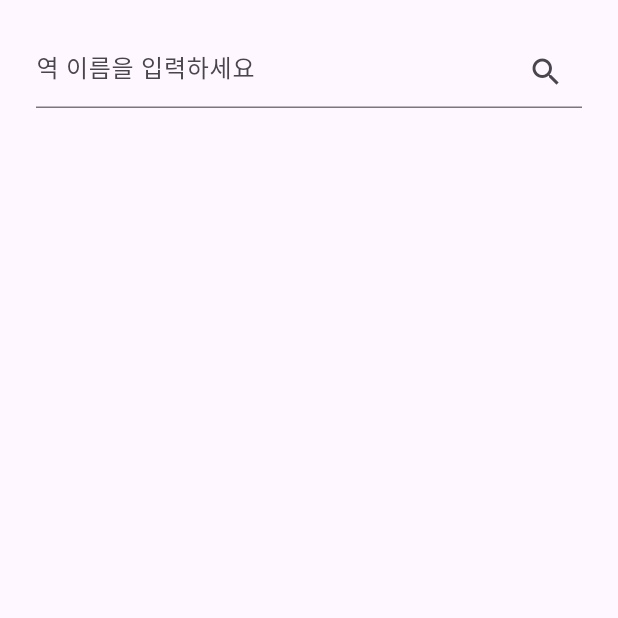
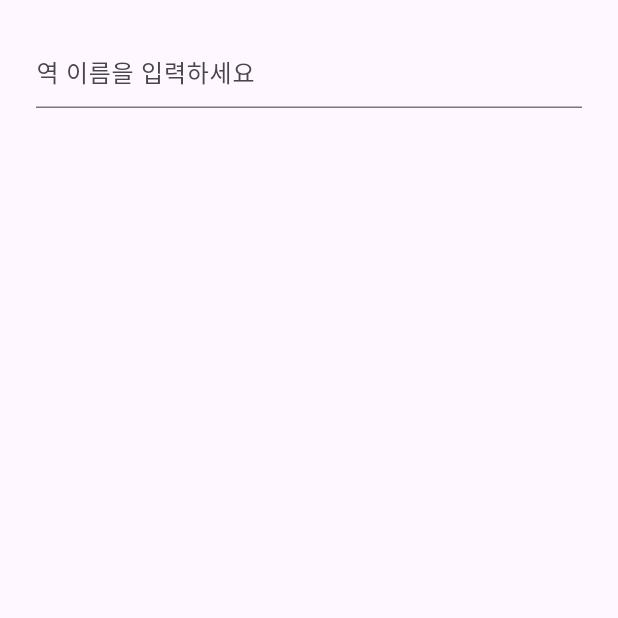
Before and after one commit to gminiy/flutter-subway-info-app, a Flutter app: the screen it shows after launch, on a phone screen of 412 x 824 dp, the top half of it. Run offline on Flutter 3.47's test engine with Material 3 defaults, Android fonts, the phone set to English and light mode, and no system bars; our stand-ins replace dio, freezed_annotation, get_it, go_router.

Commit message:
feat: 텍스트 입력시 자동 검색 기능 추가

```diff
--- a/lib/presentation/screen/main_screen.dart
+++ b/lib/presentation/screen/main_screen.dart
@@ -12,8 +12,6 @@ class MainScreen extends StatefulWidget {
 }
 
 class _MainScreenState extends State<MainScreen> {
-  final TextEditingController textEditingController = TextEditingController();
-
   @override
   Widget build(BuildContext context) {
     final MainViewModel viewModel = context.watch<MainViewModel>();
@@ -26,15 +24,12 @@ class _MainScreenState extends State<MainScreen> {
           child: Column(
             children: [
               TextField(
-                controller: textEditingController,
-                decoration: InputDecoration(
-                    hintText: '역 이름을 입력하세요',
-                    suffixIcon: IconButton(
-                      icon: const Icon(Icons.search_outlined),
-                      onPressed: () {
-                        viewModel.querySubwayInfo(textEditingController.text);
-                      },
-                    )),
+                onChanged: (value) {
+                  viewModel.querySubwayInfo(value);
+                },
+                decoration: const InputDecoration(
+                  hintText: '역 이름을 입력하세요',
+                ),
               ),
               const SizedBox(height: 32),
               state.isLoading
```
